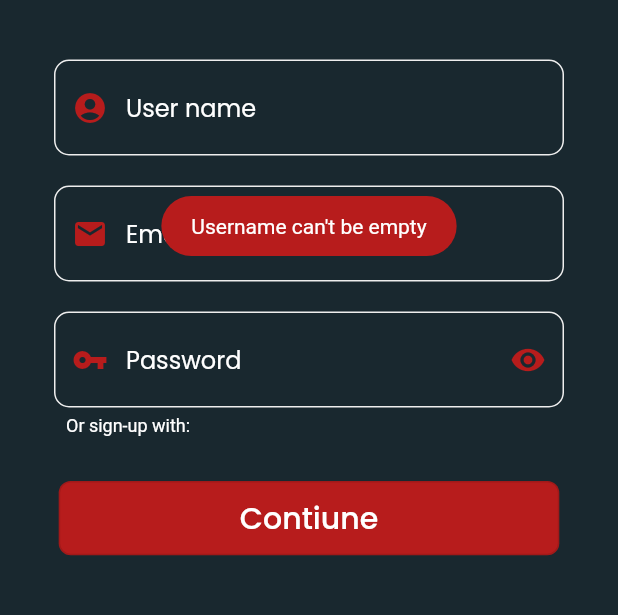
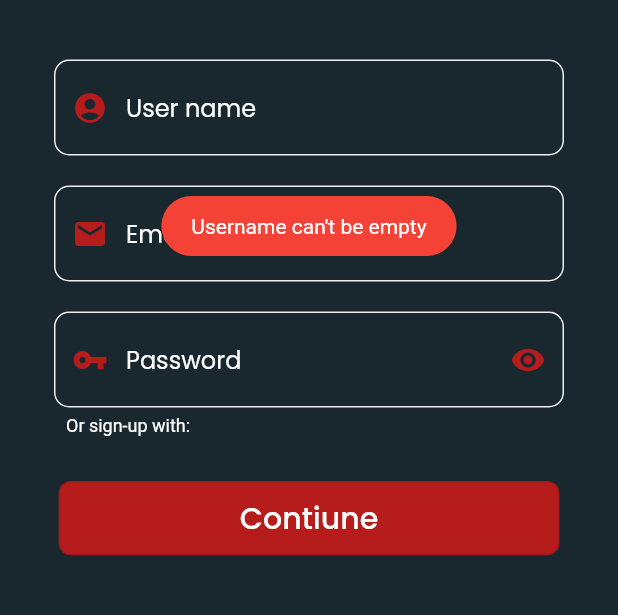
Before and after one commit to Sedatdynn/FitnessApp, a Flutter app: the RegisterPage screen opened directly, after a tap on "Contiune", on a phone screen of 412 x 824 dp, the part 392-1007 px from its top. Run offline on Flutter 3.47's test engine with Material 2 defaults, Android fonts, the phone set to English and light mode, and no system bars; our stand-ins replace cloud_firestore, email_validator, firebase_auth, firebase_core, fluttertoast, google_fonts and 3 more; accounts and stored records are empty.

Commit message:
warning message func created in only one file

```diff
--- /dev/null
+++ b/fitness_app/lib/core/const/warning_toast.dart
@@ -0,0 +1,15 @@
+import 'package:fistness_app_firebase/core/extensions/theme_extension.dart';
+import 'package:flutter/material.dart';
+import 'package:fluttertoast/fluttertoast.dart';
+
+Future<bool?> warningToast(BuildContext context, String text,
+    {Color? color = Colors.red}) {
+  return Fluttertoast.showToast(
+      msg: text,
+      timeInSecForIosWeb: 2,
+      toastLength: Toast.LENGTH_SHORT,
+      gravity: ToastGravity.CENTER,
+      backgroundColor: color,
+      textColor: context.textColor,
+      fontSize: 14);
+}
--- a/fitness_app/lib/views/register/register_page.dart
+++ b/fitness_app/lib/views/register/register_page.dart
@@ -1,3 +1,4 @@
+import 'package:fistness_app_firebase/core/const/warning_toast.dart';
 import 'package:fistness_app_firebase/core/extensions/theme_extension.dart';
 
 import '../../core/const/const_shelf.dart';
@@ -194,26 +195,15 @@ class _RegisterPageState extends State<RegisterPage> {
                     password: _passwordController.text,
                   )));
     } else if (_usernameController.text.isEmpty) {
-      _warningToast(WarningText.registerEmptyUsername);
+      warningToast(context, WarningText.registerEmptyUsername);
     } else if (_emailController.text.toString().isEmpty) {
-      _warningToast(WarningText.registerEmptyEmail);
+      warningToast(context, WarningText.registerEmptyEmail);
     } else if (_passwordController.text.toString().isEmpty) {
-      _warningToast(WarningText.registerUnvalidPassword);
+      warningToast(context, WarningText.registerUnvalidPassword);
     } else if (_passwordController.text.length < 6) {
-      _warningToast(WarningText.registerUnvalidPassword);
+      warningToast(context, WarningText.registerUnvalidPassword);
     } else {
-      _warningToast(WarningText.loginWrongEmailText);
+      warningToast(context, WarningText.loginWrongEmailText);
     }
   }
-
-  Future<bool?> _warningToast(String text) {
-    return Fluttertoast.showToast(
-        msg: text,
-        timeInSecForIosWeb: 2,
-        toastLength: Toast.LENGTH_SHORT,
-        gravity: ToastGravity.CENTER,
-        backgroundColor: context.mainColor,
-        textColor: context.textColor,
-        fontSize: 14);
-  }
 }
```
Also changed, not shown: fitness_app/lib/views/gender/gender.dart (+2 -12 lines), fitness_app/lib/views/launch/launch_page_buttons.dart (+2 -12 lines), fitness_app/lib/views/login/login_page.dart (+6 -16 lines), fitness_app/lib/views/registerName/register_name.dart (+3 -12 lines), fitness_app/lib/views/weight/weight_page.dart (+9 -20 lines).
